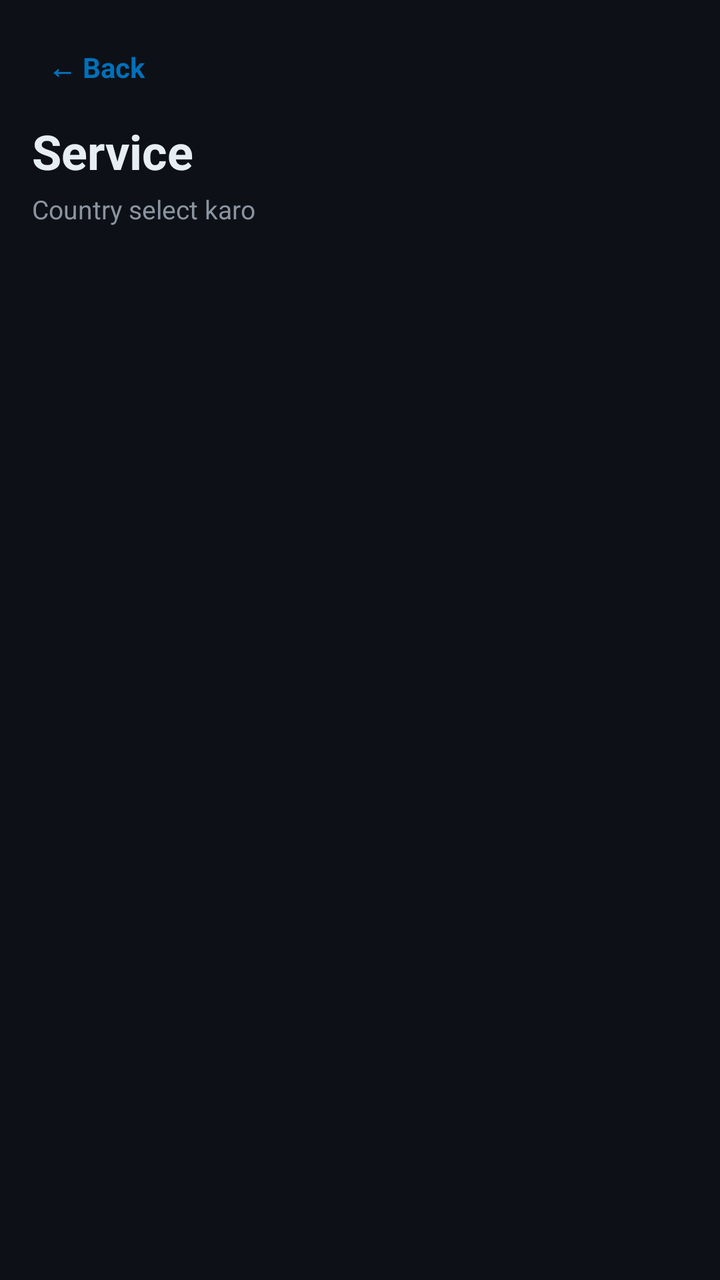
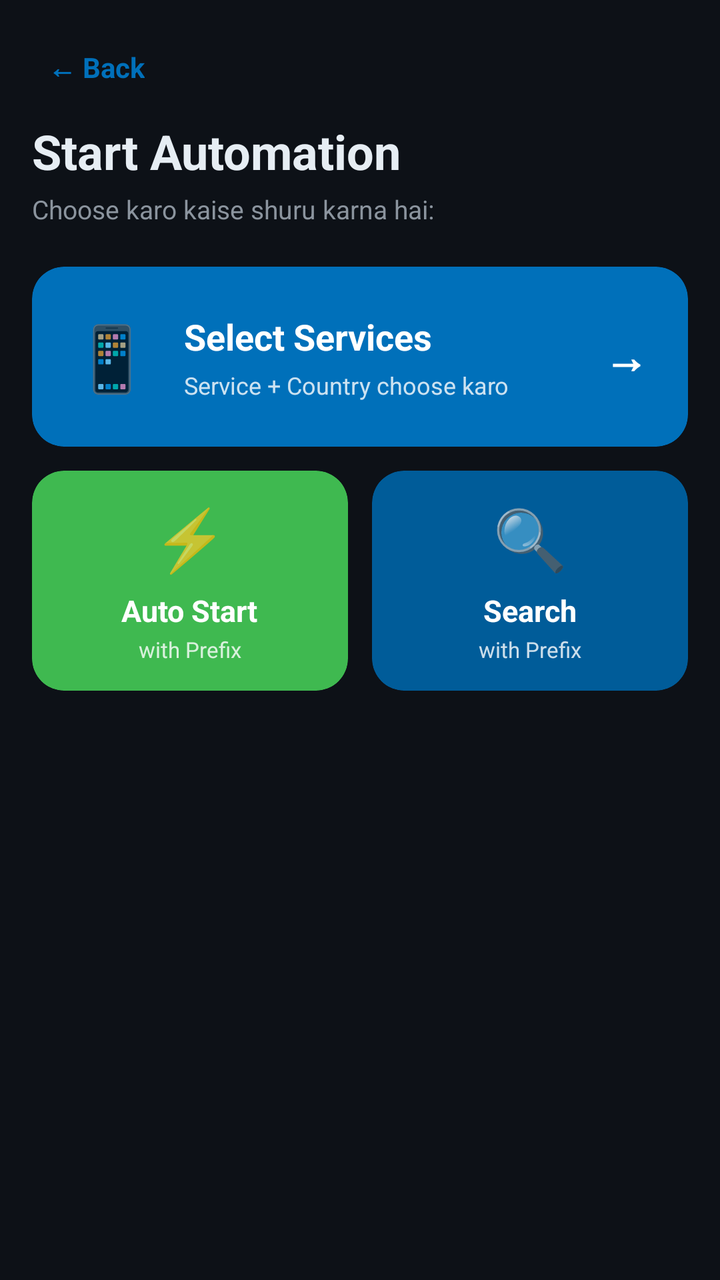

The first picture is an Android layout as it rendered before a commit; the second is the same layout after the commit. The layout source and the unified diff follow.
<!-- AndroidManifest.xml: application theme Theme.RealEarnPayPal -->
<!-- res/layout/activity_country_select.xml -->
<?xml version="1.0" encoding="utf-8"?>
<LinearLayout xmlns:android="http://schemas.android.com/apk/res/android"
    android:layout_width="match_parent"
    android:layout_height="match_parent"
    android:orientation="vertical"
    android:background="@color/bg_dark"
    android:padding="16dp">

    <TextView
        android:id="@+id/btnBack"
        android:layout_width="wrap_content"
        android:layout_height="wrap_content"
        android:padding="8dp"
        android:text="← Back"
        android:textColor="@color/paypal_blue"
        android:textSize="14sp"
        android:textStyle="bold" />

    <TextView
        android:id="@+id/tvTitle"
        android:layout_width="wrap_content"
        android:layout_height="wrap_content"
        android:layout_marginTop="8dp"
        android:text="Service"
        android:textColor="@color/text_light"
        android:textSize="24sp"
        android:textStyle="bold" />

    <TextView
        android:layout_width="wrap_content"
        android:layout_height="wrap_content"
        android:layout_marginTop="4dp"
        android:text="Country select karo"
        android:textColor="@color/text_dim"
        android:textSize="13sp" />

    <ProgressBar
        android:id="@+id/progressBar"
        android:layout_width="32dp"
        android:layout_height="32dp"
        android:layout_gravity="center_horizontal"
        android:layout_marginTop="24dp"
        android:indeterminateTint="@color/paypal_blue"
        android:visibility="gone" />

    <TextView
        android:id="@+id/tvEmpty"
        android:layout_width="match_parent"
        android:layout_height="wrap_content"
        android:layout_marginTop="24dp"
        android:gravity="center"
        android:textColor="@color/text_dim"
        android:textSize="14sp"
        android:visibility="gone" />

    <androidx.recyclerview.widget.RecyclerView
        android:id="@+id/recycler"
        android:layout_width="match_parent"
        android:layout_height="0dp"
        android:layout_weight="1"
        android:layout_marginTop="16dp"
        android:clipToPadding="false" />

</LinearLayout>
<!-- resources referenced by this layout -->
<resources>
  <color name="bg_dark">#FF0D1117</color>
  <color name="paypal_blue">#FF0070BA</color>
  <color name="text_dim">#FF8B949E</color>
  <color name="text_light">#FFE6EDF3</color>
  <style name="Theme.RealEarnPayPal" parent="Theme.MaterialComponents.NoActionBar">
          <item name="colorPrimary">@color/paypal_blue</item>
          <item name="colorPrimaryVariant">@color/paypal_blue_dark</item>
          <item name="colorOnPrimary">@color/white</item>
          <item name="colorSecondary">@color/paypal_blue</item>
          <item name="colorOnSecondary">@color/white</item>
          <item name="android:statusBarColor">@color/bg_dark</item>
          <item name="android:navigationBarColor">@color/bg_dark</item>
          <item name="android:windowBackground">@color/bg_dark</item>
          <item name="android:textColorPrimary">@color/text_light</item>
          <item name="android:textColorSecondary">@color/text_dim</item>
      </style>
  <color name="paypal_blue_dark">#FF005C99</color>
  <color name="white">#FFFFFFFF</color>
</resources>

<!-- the commit's change to res/layout/activity_country_select.xml (unified diff, before → after) -->
@@ -1,5 +1,6 @@
 <?xml version="1.0" encoding="utf-8"?>
 <LinearLayout xmlns:android="http://schemas.android.com/apk/res/android"
+    xmlns:app="http://schemas.android.com/apk/res-auto"
     android:layout_width="match_parent"
     android:layout_height="match_parent"
     android:orientation="vertical"
@@ -17,11 +18,10 @@
         android:textStyle="bold" />
 
     <TextView
-        android:id="@+id/tvTitle"
         android:layout_width="wrap_content"
         android:layout_height="wrap_content"
         android:layout_marginTop="8dp"
-        android:text="Service"
+        android:text="Start Automation"
         android:textColor="@color/text_light"
         android:textSize="24sp"
         android:textStyle="bold" />
@@ -30,10 +30,179 @@
         android:layout_width="wrap_content"
         android:layout_height="wrap_content"
         android:layout_marginTop="4dp"
-        android:text="Country select karo"
+        android:text="Choose karo kaise shuru karna hai:"
         android:textColor="@color/text_dim"
         android:textSize="13sp" />
 
+    
+    <androidx.cardview.widget.CardView
+        android:id="@+id/cardServices"
+        android:layout_width="match_parent"
+        android:layout_height="90dp"
+        android:layout_marginTop="20dp"
+        android:foreground="?android:attr/selectableItemBackground"
+        android:clickable="true"
+        android:focusable="true"
+        app:cardBackgroundColor="@color/paypal_blue"
+        app:cardCornerRadius="16dp"
+        app:cardElevation="0dp">
+
+        <LinearLayout
+            android:layout_width="match_parent"
+            android:layout_height="match_parent"
+            android:orientation="horizontal"
+            android:gravity="center_vertical"
+            android:paddingHorizontal="20dp">
+
+            <TextView
+                android:layout_width="wrap_content"
+                android:layout_height="wrap_content"
+                android:text="📱"
+                android:textSize="32sp" />
+
+            <LinearLayout
+                android:layout_width="0dp"
+                android:layout_height="wrap_content"
+                android:layout_weight="1"
+                android:layout_marginStart="16dp"
+                android:orientation="vertical">
+
+                <TextView
+                    android:layout_width="wrap_content"
+                    android:layout_height="wrap_content"
+                    android:text="Select Services"
+                    android:textColor="@color/white"
+                    android:textSize="18sp"
+                    android:textStyle="bold" />
+
+                <TextView
+                    android:layout_width="wrap_content"
+                    android:layout_height="wrap_content"
+                    android:layout_marginTop="4dp"
+                    android:text="Service + Country choose karo"
+                    android:textColor="#CCFFFFFF"
+                    android:textSize="12sp" />
+
+            </LinearLayout>
+
+            <TextView
+                android:layout_width="wrap_content"
+                android:layout_height="wrap_content"
+                android:text="→"
+                android:textColor="@color/white"
+                android:textSize="22sp"
+                android:textStyle="bold" />
+
+        </LinearLayout>
+
+    </androidx.cardview.widget.CardView>
+
+    
+    <LinearLayout
+        android:layout_width="match_parent"
+        android:layout_height="wrap_content"
+        android:layout_marginTop="12dp"
+        android:orientation="horizontal">
+
+        
+        <androidx.cardview.widget.CardView
+            android:id="@+id/cardAuto"
+            android:layout_width="0dp"
+            android:layout_height="110dp"
+            android:layout_weight="1"
+            android:layout_marginEnd="6dp"
+            android:foreground="?android:attr/selectableItemBackground"
+            android:clickable="true"
+            android:focusable="true"
+            app:cardBackgroundColor="@color/success_green"
+            app:cardCornerRadius="16dp"
+            app:cardElevation="0dp">
+
+            <LinearLayout
+                android:layout_width="match_parent"
+                android:layout_height="match_parent"
+                android:orientation="vertical"
+                android:gravity="center"
+                android:padding="12dp">
+
+                <TextView
+                    android:layout_width="wrap_content"
+                    android:layout_height="wrap_content"
+                    android:text="⚡"
+                    android:textSize="30sp" />
+
+                <TextView
+                    android:layout_width="wrap_content"
+                    android:layout_height="wrap_content"
+                    android:layout_marginTop="6dp"
+                    android:text="Auto Start"
+                    android:textColor="@color/white"
+                    android:textSize="15sp"
+                    android:textStyle="bold" />
+
+                <TextView
+                    android:layout_width="wrap_content"
+                    android:layout_height="wrap_content"
+                    android:layout_marginTop="2dp"
+                    android:text="with Prefix"
+                    android:textColor="#CCFFFFFF"
+                    android:textSize="11sp" />
+
+            </LinearLayout>
+
+        </androidx.cardview.widget.CardView>
+
+        
+        <androidx.cardview.widget.CardView
+            android:id="@+id/cardPrefix"
+            android:layout_width="0dp"
+            android:layout_height="110dp"
+            android:layout_weight="1"
+            android:layout_marginStart="6dp"
+            android:foreground="?android:attr/selectableItemBackground"
+            android:clickable="true"
+            android:focusable="true"
+            app:cardBackgroundColor="@color/paypal_blue_dark"
+            app:cardCornerRadius="16dp"
+            app:cardElevation="0dp">
+
+            <LinearLayout
+                android:layout_width="match_parent"
+                android:layout_height="match_parent"
+                android:orientation="vertical"
+                android:gravity="center"
+                android:padding="12dp">
+
+                <TextView
+                    android:layout_width="wrap_content"
+                    android:layout_height="wrap_content"
+                    android:text="🔍"
+                    android:textSize="30sp" />
+
+                <TextView
+                    android:layout_width="wrap_content"
+                    android:layout_height="wrap_content"
+                    android:layout_marginTop="6dp"
+                    android:text="Search"
+                    android:textColor="@color/white"
+                    android:textSize="15sp"
+                    android:textStyle="bold" />
+
+                <TextView
+                    android:layout_width="wrap_content"
+                    android:layout_height="wrap_content"
+                    android:layout_marginTop="2dp"
+                    android:text="with Prefix"
+                    android:textColor="#CCFFFFFF"
+                    android:textSize="11sp" />
+
+            </LinearLayout>
+
+        </androidx.cardview.widget.CardView>
+
+    </LinearLayout>
+
+    
     <ProgressBar
         android:id="@+id/progressBar"
         android:layout_width="32dp"
@@ -53,12 +222,4 @@
         android:textSize="14sp"
         android:visibility="gone" />
 
-    <androidx.recyclerview.widget.RecyclerView
-        android:id="@+id/recycler"
-        android:layout_width="match_parent"
-        android:layout_height="0dp"
-        android:layout_weight="1"
-        android:layout_marginTop="16dp"
-        android:clipToPadding="false" />
-
 </LinearLayout>
<!-- resource entries referenced after the edit -->
@@ -17,6 +17,7 @@
           <item name="android:textColorSecondary">@color/text_dim</item>
       </style>
   <color name="paypal_blue_dark">#FF005C99</color>
+  <color name="success_green">#FF3FB950</color>
   <color name="white">#FFFFFFFF</color>
 </resources>
 
